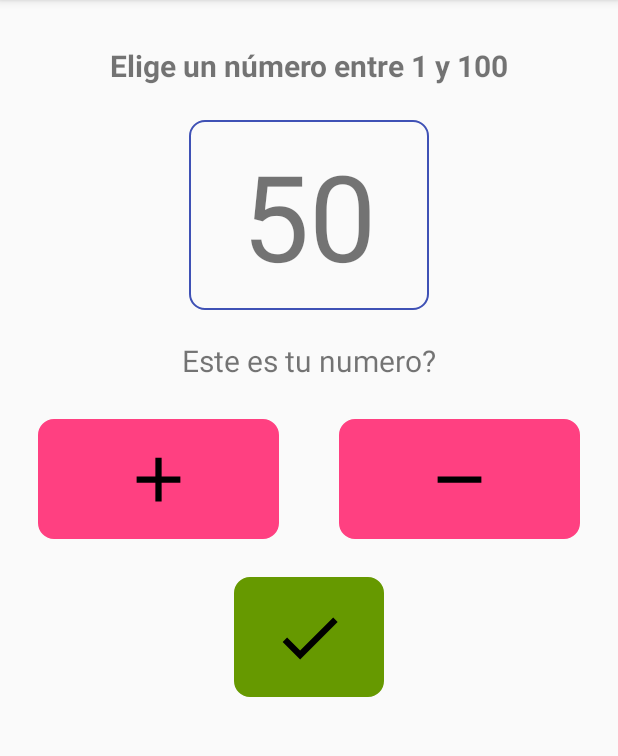
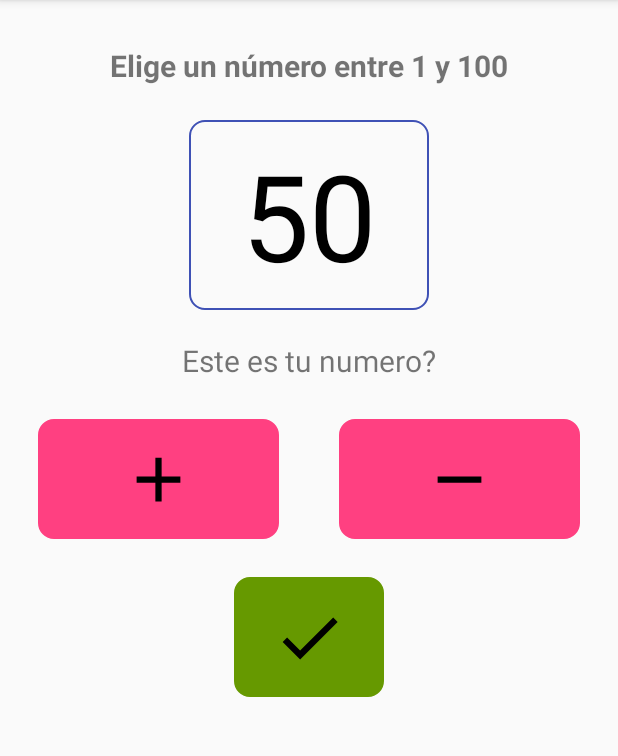
Before and after one commit to BiancaSozzi/adivinarelnumero, an Android app: the screen it shows after launch (GameActivity), after a tap on "ELEGIR NUMERO", on a phone screen of 412 x 824 dp, the part 84-840 px from its top. Run offline under Robolectric (Android 15) with nearby library versions, the phone set to English and light mode, and no system bars.

Commit message:
app complete - mistakes solved

```diff
--- a/app/src/main/java/com/bianca/adivinaelnumero/FinishGameActivity.java
+++ b/app/src/main/java/com/bianca/adivinaelnumero/FinishGameActivity.java
@@ -24,6 +24,7 @@ public class FinishGameActivity extends AppCompatActivity {
             public void onClick(View v) {
                 Intent main = new Intent(getApplicationContext(), MainActivity.class);
                 startActivity(main);
+                finish();
             }
         });
     }
--- a/app/src/main/java/com/bianca/adivinaelnumero/MainActivity.java
+++ b/app/src/main/java/com/bianca/adivinaelnumero/MainActivity.java
@@ -33,6 +33,7 @@ public class MainActivity extends AppCompatActivity {
                 SharedPreferences.Editor editor = preferences.edit();
                 editor.putInt("game_option",1);
                 editor.apply();
+                finish();
             }
         });
 
@@ -44,6 +45,7 @@ public class MainActivity extends AppCompatActivity {
                 SharedPreferences.Editor editor = preferences.edit();
                 editor.putInt("game_option",2);
                 editor.apply();
+                finish();
             }
         });
     }
@@ -53,5 +55,4 @@ public class MainActivity extends AppCompatActivity {
         guessNum = findViewById(R.id.guess_num_btn);
     }
 
-
-}
+  }
--- a/app/src/main/res/layout/activity_game.xml
+++ b/app/src/main/res/layout/activity_game.xml
@@ -31,7 +31,8 @@
     android:layout_centerInParent="true"
     android:background="@drawable/number_box_style"
     android:layout_marginBottom="20dp"
-    android:padding="10dp"/>
+    android:padding="10dp"
+        android:textColor="@android:color/black"/>
 
     <TextView
         android:id="@+id/message_text"
--- a/app/src/main/res/layout/activity_game_option_2.xml
+++ b/app/src/main/res/layout/activity_game_option_2.xml
@@ -32,7 +32,8 @@
         android:background="@drawable/number_box_style"
         android:layout_marginTop="30dp"
         android:paddingLeft="10dp"
-        android:paddingRight="10dp" />
+        android:paddingRight="10dp"
+        android:cursorVisible="false"/>
     <TextView
         android:id="@+id/message_text"
         android:layout_width="wrap_content"
--- a/app/src/main/res/layout/activity_main.xml
+++ b/app/src/main/res/layout/activity_main.xml
@@ -35,7 +35,7 @@
             android:layout_width="match_parent"
             android:layout_height="wrap_content"
             android:layout_margin="10dp"
-            android:text="@string/elegir_numero_btn_txt"
+            android:text="@string/choose_number_btn_txt"
             android:background="@drawable/button_style"
             android:backgroundTint="@color/colorPrimaryDark"
             android:textColor="@android:color/white"
@@ -47,7 +47,7 @@
             android:layout_width="match_parent"
             android:layout_height="wrap_content"
             android:layout_margin="10dp"
-            android:text="@string/adivinar_numero_btn_txt"
+            android:text="@string/guess_number_btn_txt"
             android:background="@drawable/button_style"
             android:backgroundTint="@color/colorPrimaryDark"
             android:textColor="@android:color/white"
--- a/app/src/main/res/values/strings.xml
+++ b/app/src/main/res/values/strings.xml
@@ -1,7 +1,7 @@
 <resources>
     <string name="app_name">Adivina el Numero</string>
-    <string name="elegir_numero_btn_txt">Elegir Numero</string>
-    <string name="adivinar_numero_btn_txt">Adivinar Numero</string>
+    <string name="choose_number_btn_txt">Elegir Numero</string>
+    <string name="guess_number_btn_txt">Adivinar Numero</string>
     <string name="welcome_text">Bienvenido</string>
     <string name="choose_an_option_txt">Selecciona un modo de juego</string>
     <string name="error_message_game_option">Ha ocurrido un error. Vuelva a intentarlo</string>
@@ -14,5 +14,6 @@
     <string name="title_text_finishgame">Juego Terminado!!</string>
     <string name="text_btn_finishgame">Volver a jugar</string>
     <string name="text_button_verify">Verificar</string>
+    <string name="not_valid_number_text">Valor ingresado no válido</string>
 
 </resources>
```
Also changed, not shown: app/src/main/java/com/bianca/adivinaelnumero/GameActivity.java (+12 -1 lines), 1 other file.
